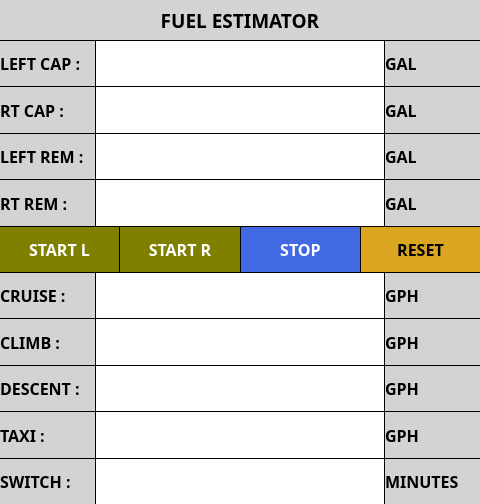
Qt form ui/FuelTanksDialog.ui (UnexplodedMinds/Stratofier) before a commit.
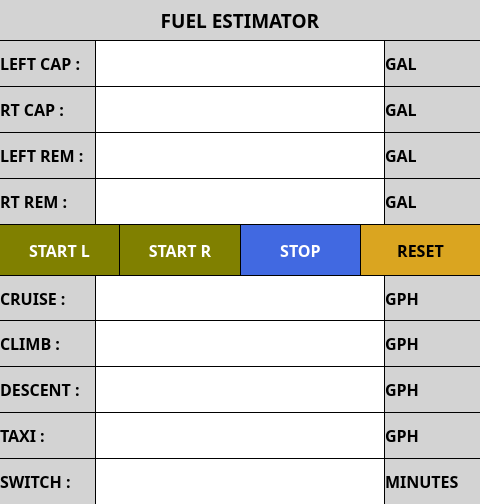
The same form after that commit. Custom widgets are drawn as their Qt base class.

What changed in the file:
```diff
--- a/ui/FuelTanksDialog.ui
+++ b/ui/FuelTanksDialog.ui
@@ -168,7 +168,7 @@
        <property name="minimumSize">
         <size>
          <width>0</width>
-         <height>40</height>
+         <height>50</height>
         </size>
        </property>
        <property name="font">
@@ -219,7 +219,7 @@
        <property name="minimumSize">
         <size>
          <width>0</width>
-         <height>40</height>
+         <height>50</height>
         </size>
        </property>
        <property name="font">
@@ -267,7 +267,7 @@
        <property name="minimumSize">
         <size>
          <width>0</width>
-         <height>40</height>
+         <height>50</height>
         </size>
        </property>
        <property name="font">
@@ -315,7 +315,7 @@
        <property name="minimumSize">
         <size>
          <width>0</width>
-         <height>40</height>
+         <height>50</height>
         </size>
        </property>
        <property name="font">
```
